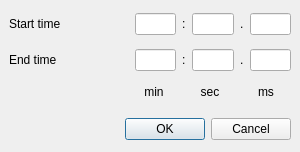
Qt form src/Authoring/Studio/Application/DurationEditDlg.ui (flyhex/qt3dstudio) before a commit.
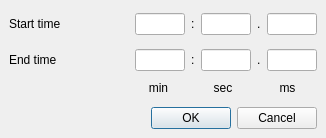
The same form after that commit.

Commit message:
TimeEditDlg, DurationEditDlg fixes
- Removed faulty white lines in the bottom and right sides of the
dialogs.
- Fixed an issue with auto focus change between text inputs in the
  TimeEditDlg.
- Cleaned the DurationEditDlg to be similar to TimeEditDlg.

```diff
--- a/src/Authoring/Studio/Application/DurationEditDlg.ui
+++ b/src/Authoring/Studio/Application/DurationEditDlg.ui
@@ -6,7 +6,7 @@
    <rect>
     <x>0</x>
     <y>0</y>
-    <width>300</width>
+    <width>343</width>
     <height>152</height>
    </rect>
   </property>
@@ -14,6 +14,9 @@
    <string>Set Timebar Start / End Time</string>
   </property>
   <layout class="QVBoxLayout" name="verticalLayout_2">
+   <property name="sizeConstraint">
+    <enum>QLayout::SetFixedSize</enum>
+   </property>
    <property name="leftMargin">
     <number>0</number>
    </property>
@@ -70,7 +73,14 @@
           </widget>
          </item>
          <item>
-          <widget class="QLineEdit" name="lineEditMinutes"/>
+          <widget class="QLineEdit" name="lineEditMinutes">
+           <property name="maximumSize">
+            <size>
+             <width>50</width>
+             <height>16777215</height>
+            </size>
+           </property>
+          </widget>
          </item>
          <item>
           <widget class="QLabel" name="label_2">
@@ -80,7 +90,14 @@
           </widget>
          </item>
          <item>
-          <widget class="QLineEdit" name="lineEditSeconds"/>
+          <widget class="QLineEdit" name="lineEditSeconds">
+           <property name="maximumSize">
+            <size>
+             <width>50</width>
+             <height>16777215</height>
+            </size>
+           </property>
+          </widget>
          </item>
          <item>
           <widget class="QLabel" name="label_3">
@@ -90,7 +107,14 @@
           </widget>
          </item>
          <item>
-          <widget class="QLineEdit" name="lineEditMilliseconds"/>
+          <widget class="QLineEdit" name="lineEditMilliseconds">
+           <property name="maximumSize">
+            <size>
+             <width>50</width>
+             <height>16777215</height>
+            </size>
+           </property>
+          </widget>
          </item>
         </layout>
        </widget>
@@ -124,7 +148,14 @@
           </widget>
          </item>
          <item>
-          <widget class="QLineEdit" name="lineEditEndMinutes"/>
+          <widget class="QLineEdit" name="lineEditEndMinutes">
+           <property name="maximumSize">
+            <size>
+             <width>50</width>
+             <height>16777215</height>
+            </size>
+           </property>
+          </widget>
          </item>
          <item>
           <widget class="QLabel" name="label_7">
@@ -134,7 +165,14 @@
           </widget>
          </item>
          <item>
-          <widget class="QLineEdit" name="lineEditEndSeconds"/>
+          <widget class="QLineEdit" name="lineEditEndSeconds">
+           <property name="maximumSize">
+            <size>
+             <width>50</width>
+             <height>16777215</height>
+            </size>
+           </property>
+          </widget>
          </item>
          <item>
           <widget class="QLabel" name="label_8">
@@ -144,7 +182,14 @@
           </widget>
          </item>
          <item>
-          <widget class="QLineEdit" name="lineEditEndMilliseconds"/>
+          <widget class="QLineEdit" name="lineEditEndMilliseconds">
+           <property name="maximumSize">
+            <size>
+             <width>50</width>
+             <height>16777215</height>
+            </size>
+           </property>
+          </widget>
          </item>
         </layout>
        </widget>
```
The commit also changes 8 other files.
